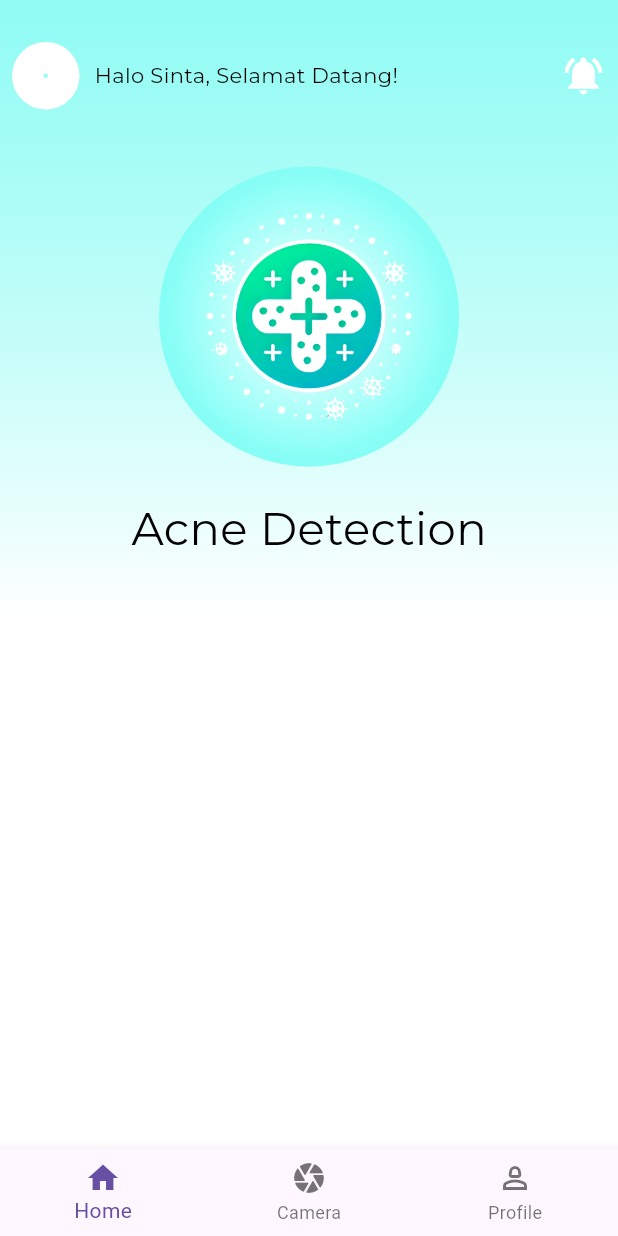
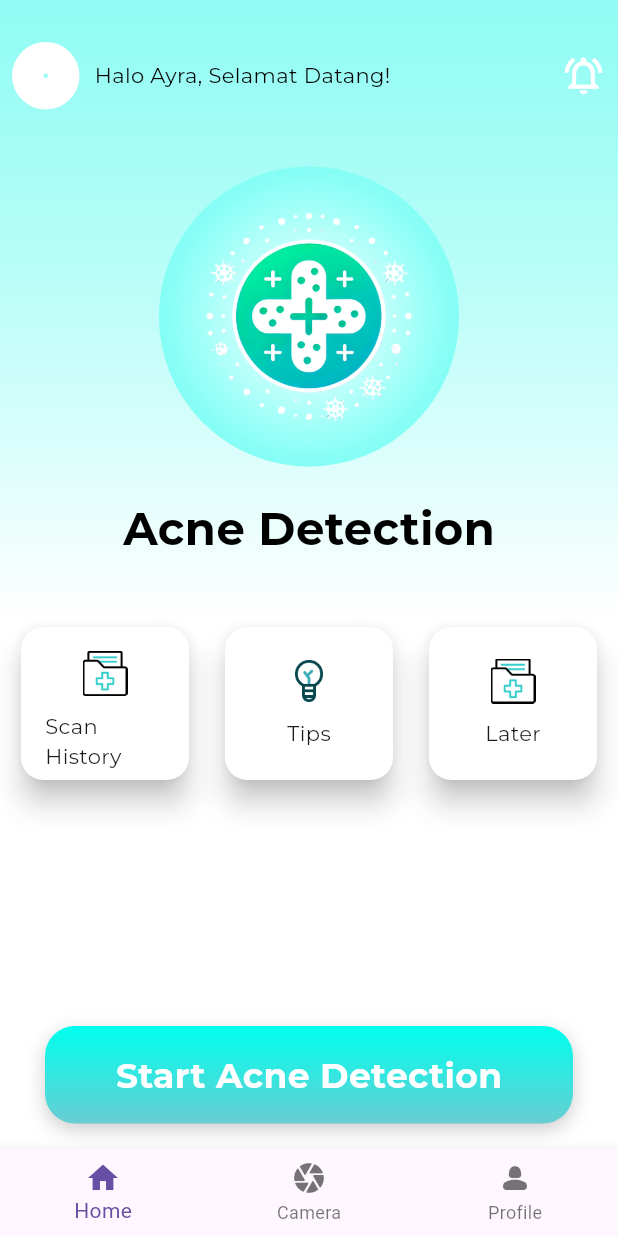
Before and after one commit to aryachandrak/PBL-Semester-5, a Flutter app: the screen it shows after launch, on a phone screen of 412 x 824 dp. Run offline on Flutter 3.47's test engine with Material 3 defaults, Android fonts, the phone set to English and light mode, and no system bars; our stand-ins replace camera, gap, google_fonts; missing offline and left inert: external_path, media_scanner.

Commit message:
homepage update

```diff
--- a/plugin_camera/lib/home_page.dart
+++ b/plugin_camera/lib/home_page.dart
@@ -12,9 +12,8 @@ class _HomePageState extends State<HomePage> {
   @override
   Widget build(BuildContext context) {
     return Scaffold(
+      backgroundColor: Colors.white,
       body: SafeArea(
-          child: Container(
-        color: Colors.white,
           child: Column(
         children: [
           Stack(
@@ -59,7 +58,7 @@ class _HomePageState extends State<HomePage> {
                               width: 10,
                             ),
                             Text(
-                                "Halo Sinta, Selamat Datang!",
+                              "Halo Ayra, Selamat Datang!",
                               style:
                                   GoogleFonts.montserrat(color: Colors.black),
                             )
@@ -68,7 +67,7 @@ class _HomePageState extends State<HomePage> {
                         Container(
                             alignment: Alignment.topRight,
                             child: Icon(
-                                Icons.notifications_active,
+                              Icons.notifications_active_outlined,
                               color: Colors.white,
                               size: 30,
                             ))
@@ -118,17 +117,123 @@ class _HomePageState extends State<HomePage> {
                       Text(
                         "Acne Detection",
                         style: GoogleFonts.montserrat(
-                              color: Colors.black, fontSize: 30),
+                            color: Colors.black,
+                            fontSize: 30,
+                            fontWeight: FontWeight.bold),
                       )
                     ],
+                  ),
+                  SizedBox(
+                    height: 40,
+                  ),
+                  Row(
+                    mainAxisAlignment: MainAxisAlignment.spaceBetween,
+                    children: [
+                      Padding(
+                        padding: const EdgeInsets.only(left: 10.0),
+                        child: Fitur(
+                          imagePath: "assets/history.png",
+                          title: "Scan History",
+                        ),
+                      ),
+                      Fitur(
+                        imagePath: "assets/tips.png",
+                        title: "Tips",
+                      ),
+                      Padding(
+                        padding: const EdgeInsets.only(right: 10.0),
+                        child: Fitur(
+                            imagePath: "assets/history.png", title: "Later"),
+                      )
+                    ],
+                  ),
+                  SizedBox(
+                    height: 160,
+                  ),
+                  Container(
+                    margin: EdgeInsets.only(left: 30, right: 30),
+                    height: 65,
+                    width: double.infinity,
+                    decoration: BoxDecoration(
+                      gradient: LinearGradient(
+                        begin: Alignment.topCenter,
+                        end: Alignment.bottomCenter,
+                        colors: <Color>[
+                          Color.fromARGB(255, 0, 255, 238),
+                          Color.fromARGB(255, 105, 205, 210),
+                        ],
+                      ),
+                      borderRadius: BorderRadius.circular(20),
+                      boxShadow: [
+                        BoxShadow(
+                          color:
+                              Colors.black.withOpacity(0.2), // Warna bayangan
+                          offset: Offset(0, 4),
+                          blurRadius: 10,
+                          spreadRadius: 0,
+                        ),
+                      ],
+                    ),
+                    child: Row(
+                      mainAxisAlignment: MainAxisAlignment.center,
+                      children: [
+                        Text(
+                          "Start Acne Detection",
+                          style: GoogleFonts.montserrat(
+                              fontSize: 23,
+                              color: Colors.white,
+                              fontWeight: FontWeight.bold),
+                        )
+                      ],
+                    ),
                   )
                 ],
               ),
             ],
-            )
+          ),
         ],
-        ),
       )),
     );
   }
 }
+
+class Fitur extends StatelessWidget {
+  final String imagePath;
+  final String title;
+
+  const Fitur({super.key, required this.imagePath, required this.title});
+
+  @override
+  Widget build(BuildContext context) {
+    return Card(
+      elevation: 8,
+      color: Colors.white,
+      shape: RoundedRectangleBorder(
+        borderRadius: BorderRadius.circular(15),
+      ),
+      child: Padding(
+        padding: const EdgeInsets.all(16.0),
+        child: Container(
+          width: 80,
+          height: 70,
+          child: Column(
+            mainAxisAlignment: MainAxisAlignment.center,
+            children: [
+              Image.asset(
+                imagePath,
+                width: 30,
+              ),
+              SizedBox(
+                height: 10,
+              ),
+              Text(
+                title,
+                style: GoogleFonts.montserrat(),
+              )
+            ],
+          ),
+        ),
+      ),
+    );
+  }
+}
--- a/plugin_camera/lib/main.dart
+++ b/plugin_camera/lib/main.dart
@@ -66,7 +66,7 @@ class _MainPageState extends State<MainPage> {
           BottomNavigationBarItem(
               icon: Icon(Icons.camera_rounded), label: "Camera"),
           BottomNavigationBarItem(
-              icon: Icon(Icons.person_2_outlined), label: "Profile")
+              icon: Icon(Icons.person_2_rounded), label: "Profile")
         ],
       ),
     );
--- a/plugin_camera/pubspec.yaml
+++ b/plugin_camera/pubspec.yaml
@@ -64,6 +64,8 @@ flutter:
   # To add assets to your application, add an assets section, like this:
   assets:
     - assets/logo2.png
+    - assets/history.png
+    - assets/tips.png
   #   - images/a_dot_ham.jpeg
 
   # An image asset can refer to one or more resolution-specific "variants", see
```
Also changed, not shown: plugin_camera/assets/history.png (added), plugin_camera/assets/tips.png (added). Lines whose indentation alone changed are shown as unchanged.
